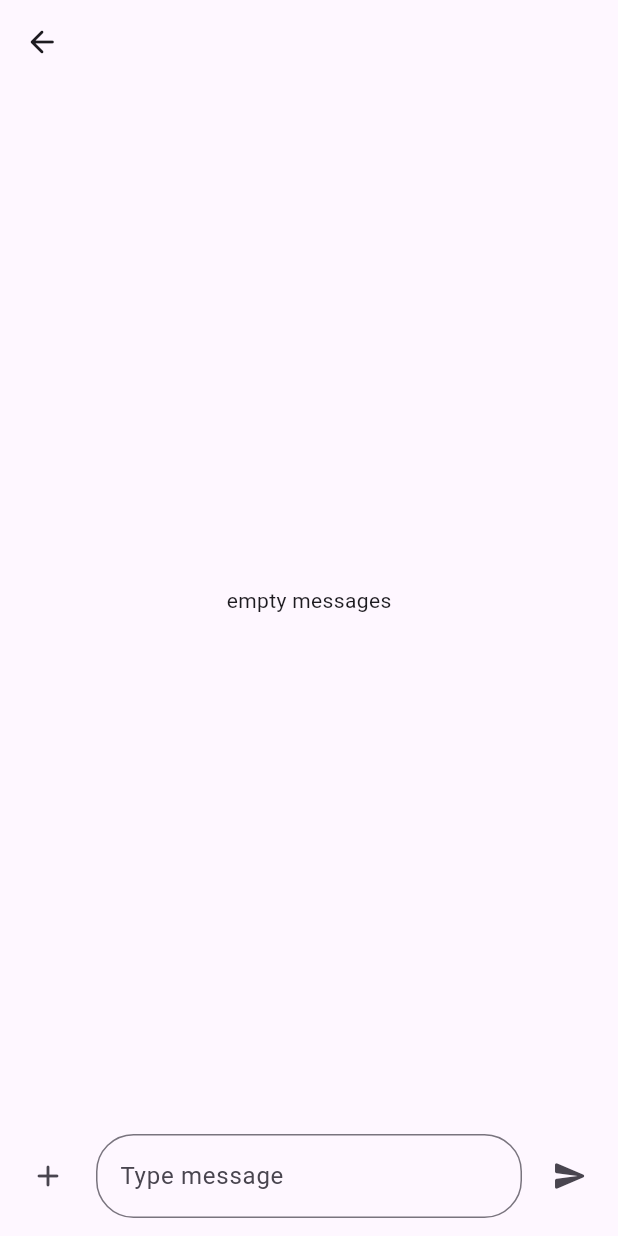
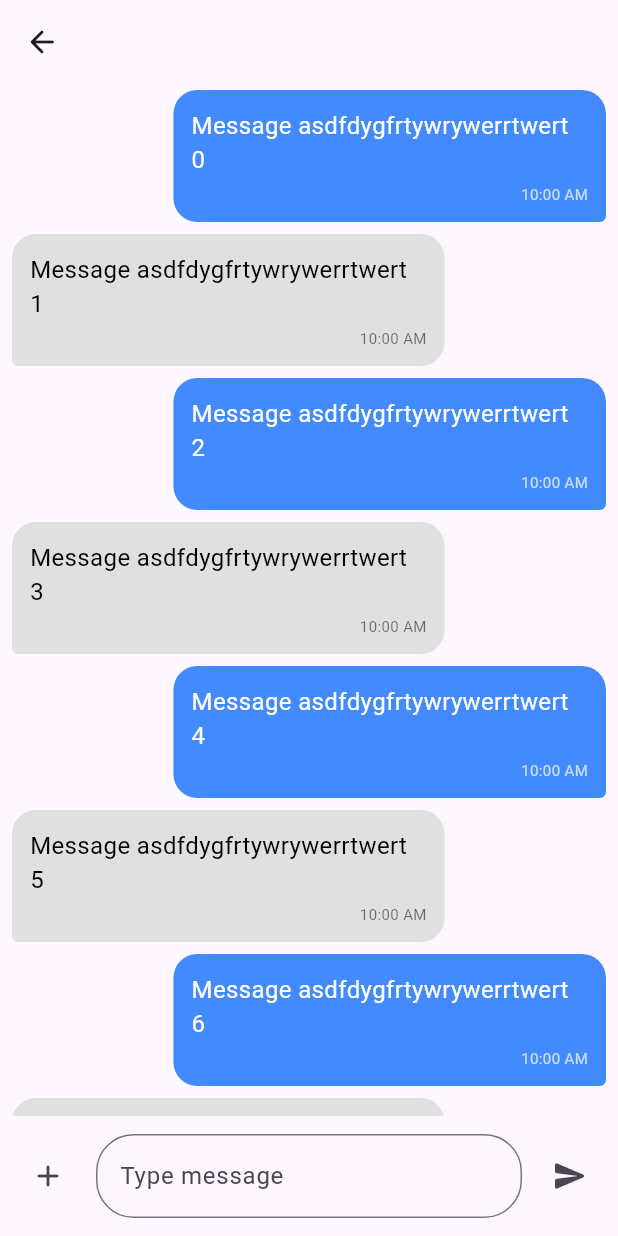
Before and after one commit to Ameer-Salem/test_app, a Flutter app: the MessagingScreen screen opened directly with empty values, on a phone screen of 412 x 824 dp. Run offline on Flutter 3.47's test engine with Material 3 defaults, Android fonts, the phone set to English and light mode, and no system bars; our stand-ins replace adaptive_theme, drift; accounts and stored records are empty; generated files the repository leaves out were written again.

```diff
--- a/lib/screens/messaging_screen.dart
+++ b/lib/screens/messaging_screen.dart
@@ -1,11 +1,14 @@
 import 'package:flutter/material.dart';
+import 'package:test_app/widgets/messagebubble.dart';
+import 'package:test_app/widgets/messagebubble_widget.dart';
 
 class MessagingScreen extends StatelessWidget {
   const MessagingScreen({super.key});
 
   @override
   Widget build(BuildContext context) {
-    final args =ModalRoute.of(context)!.settings.arguments as Map<String, dynamic>;
+    final args =
+        ModalRoute.of(context)!.settings.arguments as Map<String, dynamic>;
     return Scaffold(
       appBar: AppBar(
         automaticallyImplyLeading: false,
@@ -19,30 +22,48 @@ class MessagingScreen extends StatelessWidget {
       ),
       body: Column(
         children: [
-          Expanded(child: Center(child: Text('empty messages'),)),
+          Expanded(
+            child: ListView.builder(
+              itemBuilder: (context, index) => MessageBubble(
+                text: 'Message asdfdygfrtywrywerrtwert $index',
+                time: '10:00 AM',
+                isMe: index % 2 == 0,
+              ),
+              itemCount: 25,
+            ),
+          ),
           Container(
             padding: EdgeInsets.symmetric(vertical: 8),
             child: Row(
               children: [
                 Padding(
                   padding: const EdgeInsets.all(8.0),
-                  child: IconButton(onPressed: () {}, icon: Icon(Icons.add_rounded)),
+                  child: IconButton(
+                    onPressed: () {},
+                    icon: Icon(Icons.add_rounded),
+                  ),
                 ),
-                Expanded(child: TextField(
-                  decoration: InputDecoration(
-                    border: OutlineInputBorder(borderRadius: BorderRadius.circular(25)),
-                    label: Text('Type message'),
-                  )
-                )),
+                Expanded(
+                  child: TextField(
+                    decoration: InputDecoration(
+                      border: OutlineInputBorder(
+                        borderRadius: BorderRadius.circular(25),
+                      ),
+                      label: Text('Type message'),
+                    ),
+                  ),
+                ),
                 Padding(
                   padding: const EdgeInsets.all(8.0),
-                  child: IconButton(onPressed: () {}, icon: Icon(Icons.send_rounded)),
-                )
+                  child: IconButton(
+                    onPressed: () {},
+                    icon: Icon(Icons.send_rounded),
+                  ),
+                ),
               ],
             ),
-          )
+          ),
         ],
-
       ),
     );
   }
--- /dev/null
+++ b/lib/widgets/messagebubble_widget.dart
@@ -0,0 +1,55 @@
+import 'package:flutter/material.dart';
+
+class MessageBubble extends StatelessWidget {
+  final String text;
+  final bool isMe;
+  final String time;
+
+  const MessageBubble({
+    super.key,
+    required this.text,
+    required this.isMe,
+    required this.time,
+  });
+
+  @override
+  Widget build(BuildContext context) {
+    return Align(
+      alignment: isMe ? Alignment.centerRight : Alignment.centerLeft,
+      child: Container(
+        margin: const EdgeInsets.symmetric(vertical: 4, horizontal: 8),
+        padding: const EdgeInsets.all(12),
+        constraints: BoxConstraints(maxWidth: MediaQuery.of(context).size.width * 0.7),
+        decoration: BoxDecoration(
+          color: isMe ? Colors.blueAccent : Colors.grey.shade300,
+          borderRadius: BorderRadius.only(
+            topLeft: const Radius.circular(16),
+            topRight: const Radius.circular(16),
+            bottomLeft: isMe ? const Radius.circular(16) : Radius.circular(4),
+            bottomRight: isMe ? Radius.circular(4) : const Radius.circular(16),
+          ),
+        ),
+        child: Column(
+          crossAxisAlignment: CrossAxisAlignment.end,
+          children: [
+            Text(
+              text,
+              style: TextStyle(
+                color: isMe ? Colors.white : Colors.black,
+                fontSize: 16,
+              ),
+            ),
+            const SizedBox(height: 4),
+            Text(
+              time,
+              style: TextStyle(
+                fontSize: 10,
+                color: isMe ? Colors.white70 : Colors.black54,
+              ),
+            ),
+          ],
+        ),
+      ),
+    );
+  }
+}
--- a/pubspec.yaml
+++ b/pubspec.yaml
@@ -35,6 +35,9 @@ dependencies:
   # Use with the CupertinoIcons class for iOS style icons.
   cupertino_icons: ^1.0.8
   adaptive_theme: ^3.7.1+2
+  drift: ^2.28.1
+  path_provider: ^2.1.5
+  sqlite3_flutter_libs: ^0.5.39
 
 dev_dependencies:
   flutter_test:
@@ -46,6 +49,8 @@ dev_dependencies:
   # package. See that file for information about deactivating specific lint
   # rules and activating additional ones.
   flutter_lints: ^5.0.0
+  drift_dev: ^2.28.1
+  build_runner: ^2.7.2
 
 # For information on the generic Dart part of this file, see the
 # following page: https://dart.dev/tools/pub/pubspec
```
Also changed, not shown: lib/models/app_database.dart (added, +54 -0 lines), lib/models/attachments_table.dart (added, +8 -0 lines), lib/models/messages_table.dart (added, +13 -0 lines), lib/widgets/messagebubble.dart (added, +49 -0 lines), lib/models/app_database.g.dart (added), pubspec.lock, 5 other files.
